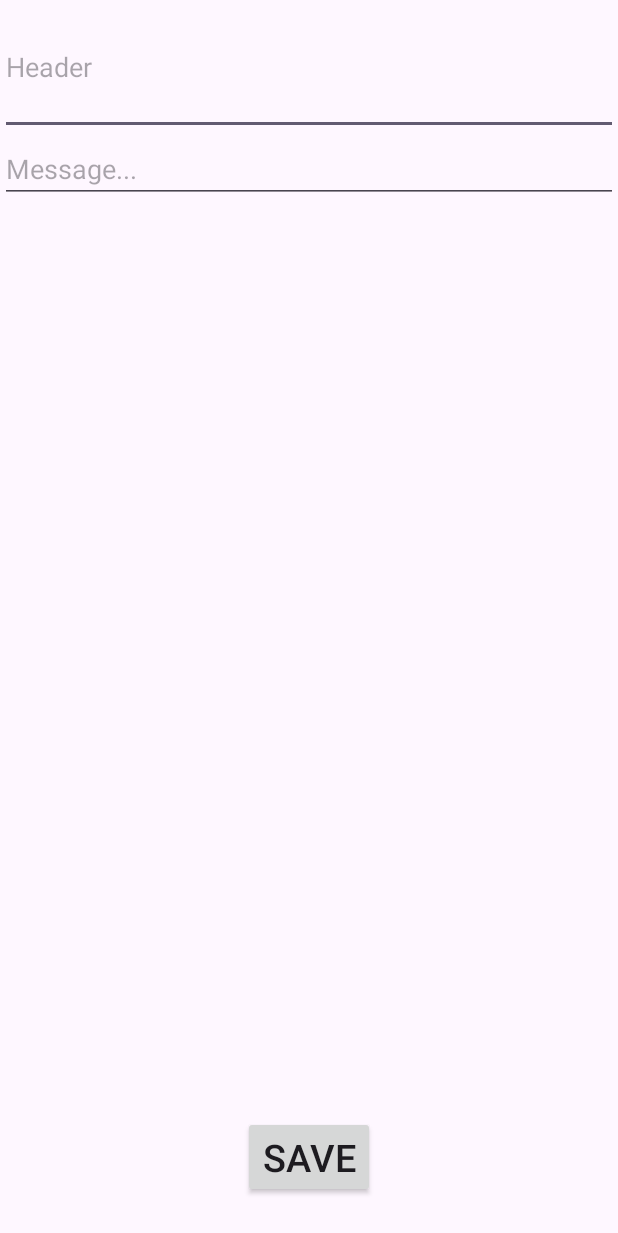
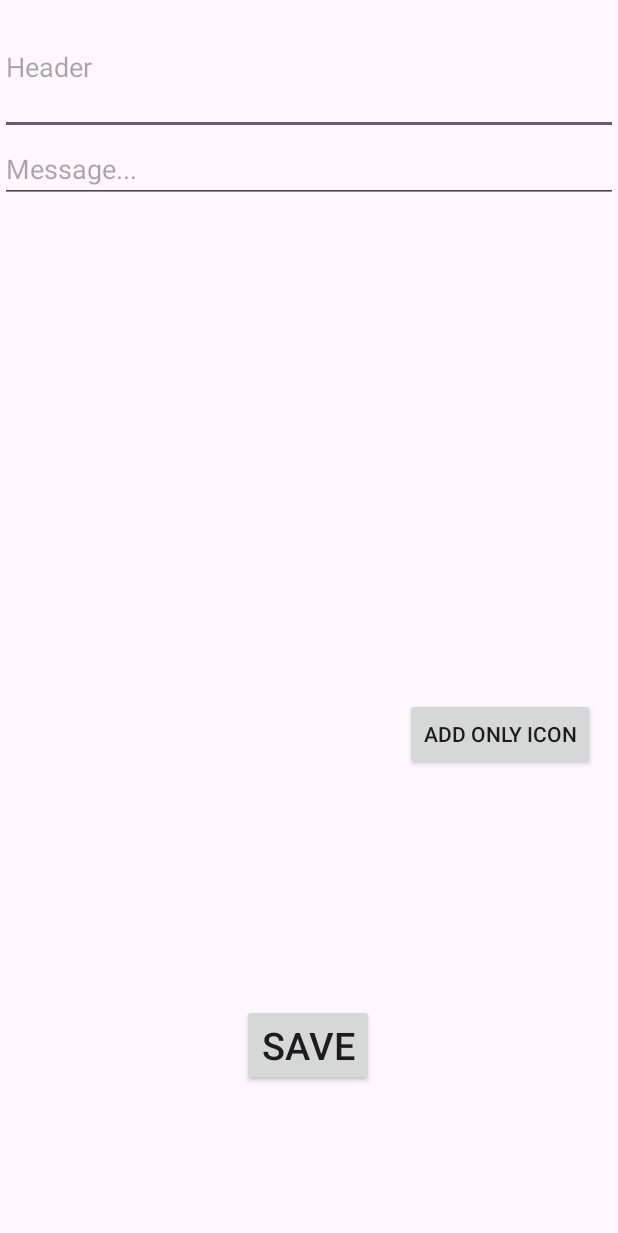
Before and after one commit to IvanMazko/AndroidHomework, an Android app: the MainActivity screen opened directly, with no data from a screen before it, after a tap on "ADD NEW NOTE", on a phone screen of 412 x 824 dp. Shown: the top 1233 px of the screen. Run offline under Robolectric (Android 15) with nearby library versions, the phone set to English and light mode, and no system bars; 2 statements that could not run were skipped.

Commit message:
feat: tried to finish ht20

```diff
--- a/app/src/main/java/com/example/androidhomework/ht19/MainActivity.kt
+++ b/app/src/main/java/com/example/androidhomework/ht19/MainActivity.kt
@@ -3,6 +3,7 @@ package com.example.androidhomework.ht19
 import android.app.Activity
 import android.content.Intent
 import android.os.Bundle
+import android.os.Parcelable
 import android.view.MenuItem
 import android.view.View
 import android.widget.Button
@@ -12,6 +13,7 @@ import androidx.activity.result.ActivityResultLauncher
 import androidx.activity.result.contract.ActivityResultContracts
 import androidx.appcompat.app.AppCompatActivity
 import androidx.appcompat.widget.AppCompatButton
+import androidx.appcompat.widget.AppCompatImageView
 import androidx.appcompat.widget.AppCompatTextView
 import androidx.appcompat.widget.PopupMenu
 import androidx.recyclerview.widget.LinearLayoutManager
@@ -23,7 +25,7 @@ import com.google.android.material.floatingactionbutton.FloatingActionButton
 
 class MainActivity : AppCompatActivity() {
 
-    private val listOfNotes: ArrayList<Custom.Note> = ArrayList()
+    private val listOfNotes: ArrayList<Custom> = ArrayList()
     private lateinit var adapter: Adapter
 
     companion object {
@@ -55,10 +57,6 @@ class MainActivity : AppCompatActivity() {
             startActivityForResult(intent, REQUEST_CODE_NEW_NOTE)
         }
 
-        val addIconBtn = findViewById<AppCompatButton>(R.id.am_icon_acb)
-        addIconBtn.setOnClickListener {
-
-        }
         val signOutBtn = findViewById<AppCompatButton>(R.id.am_signOut_btn)
         signOutBtn.setOnClickListener {
             val intent = Intent(this, RegistrationActivity::class.java)
--- a/app/src/main/java/com/example/androidhomework/ht19/NewNoteActivity.kt
+++ b/app/src/main/java/com/example/androidhomework/ht19/NewNoteActivity.kt
@@ -3,10 +3,12 @@ package com.example.androidhomework.ht19
 import android.app.Activity
 import android.content.Intent
 import android.os.Bundle
+import android.widget.ImageView
 import androidx.activity.enableEdgeToEdge
 import androidx.appcompat.app.AppCompatActivity
 import androidx.appcompat.widget.AppCompatButton
 import androidx.appcompat.widget.AppCompatEditText
+import androidx.appcompat.widget.AppCompatImageView
 import androidx.core.view.ViewCompat
 import androidx.core.view.WindowInsetsCompat
 import com.example.androidhomework.R
@@ -25,8 +27,7 @@ class NewNoteActivity : AppCompatActivity() {
         setContentView(R.layout.activity_new_note)
 
         // Получаем переданный список заметок
-        val notesList = intent.getParcelableArrayListExtra<Custom.Note>("notesList") ?: ArrayList()
-
+        val notesList = intent.getParcelableArrayListExtra<Custom>("notesList") ?: ArrayList()
         newNoteHeader = findViewById(R.id.ann_header_acet)
         newNoteText = findViewById(R.id.ann_message_acet)
 
@@ -48,5 +49,10 @@ class NewNoteActivity : AppCompatActivity() {
             finish()
         }
 
+        val addIconBtn = findViewById<AppCompatButton>(R.id.am_icon_acb)
+        addIconBtn.setOnClickListener {
+            notesList.add(Custom.Icon(AppCompatImageView(this)))
+        }
+
     }
 }
--- a/app/src/main/java/com/example/androidhomework/ht19/Note.kt
+++ b/app/src/main/java/com/example/androidhomework/ht19/Note.kt
@@ -3,6 +3,7 @@ package com.example.androidhomework.ht19
 import android.os.Parcel
 import android.os.Parcelable
 import android.widget.ImageView
+import androidx.appcompat.widget.AppCompatImageView
 import kotlinx.parcelize.Parcelize
 
 sealed interface Custom{
@@ -14,6 +15,6 @@ sealed interface Custom{
     ) : Parcelable, Custom
 
     class Icon (
-        val icon : ImageView
+        val icon : AppCompatImageView
     ) : Custom
 }
--- a/app/src/main/res/layout/activity_new_note.xml
+++ b/app/src/main/res/layout/activity_new_note.xml
@@ -29,13 +29,24 @@
         android:id="@+id/ann_save_acb"
         android:layout_width="wrap_content"
         android:layout_height="wrap_content"
-        app:layout_constraintStart_toStartOf="parent"
+        android:layout_marginBottom="100dp"
+        android:text="Save"
+        android:textSize="25dp"
+        app:layout_constraintBottom_toBottomOf="parent"
         app:layout_constraintEnd_toEndOf="parent"
+        app:layout_constraintHorizontal_bias="0.498"
+        app:layout_constraintStart_toStartOf="parent" />
+
+    <androidx.appcompat.widget.AppCompatButton
+        android:id="@+id/am_icon_acb"
+        android:layout_width="wrap_content"
+        android:layout_height="wrap_content"
+        app:layout_constraintEnd_toEndOf="parent"
+        app:layout_constraintTop_toTopOf="parent"
         app:layout_constraintBottom_toBottomOf="parent"
-        android:layout_marginBottom="25dp"
-        android:text="Save"
-        android:textSize="25dp"/>
-
+        app:layout_constraintVertical_bias="0.6"
+        android:layout_marginEnd="15dp"
+        android:text="Add only icon"/>
 
 
 </androidx.constraintlayout.widget.ConstraintLayout>
```
Also changed, not shown: app/src/main/res/layout/activity_main.xml (+0 -10 lines), app/src/main/res/layout/recycler_view_icon_note.xml (+4 -3 lines).
